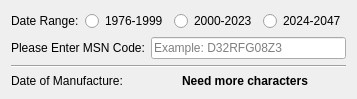
EXL/MSN-Parser, file widget.ui: the form before one commit.
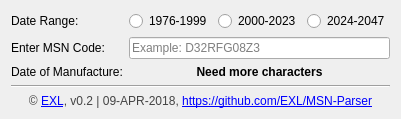
The form after the commit.

Patch:
```diff
--- a/widget.ui
+++ b/widget.ui
@@ -2,12 +2,15 @@
 <ui version="4.0">
  <class>Widget</class>
  <widget class="QWidget" name="Widget">
+  <property name="enabled">
+   <bool>true</bool>
+  </property>
   <property name="geometry">
    <rect>
     <x>0</x>
     <y>0</y>
-    <width>320</width>
-    <height>95</height>
+    <width>369</width>
+    <height>112</height>
    </rect>
   </property>
   <property name="windowTitle">
@@ -15,14 +18,16 @@
   </property>
   <layout class="QVBoxLayout" name="verticalLayout">
    <item>
-    <layout class="QHBoxLayout" name="horizontalLayout1">
-     <item>
+    <layout class="QFormLayout" name="formLayout">
+     <item row="0" column="0">
       <widget class="QLabel" name="label">
        <property name="text">
         <string>Date Range:</string>
        </property>
       </widget>
      </item>
+     <item row="0" column="1">
+      <layout class="QHBoxLayout" name="horizontalLayout">
      <item>
       <widget class="QRadioButton" name="radioButton1">
        <property name="text">
@@ -46,16 +51,14 @@
      </item>
     </layout>
    </item>
-   <item>
-    <layout class="QHBoxLayout" name="horizontalLayout2">
-     <item>
+     <item row="1" column="0">
       <widget class="QLabel" name="label1">
        <property name="text">
-        <string>Please Enter MSN Code:</string>
+        <string>Enter MSN Code:</string>
        </property>
       </widget>
      </item>
-     <item>
+     <item row="1" column="1">
       <widget class="QLineEdit" name="lineEdit">
        <property name="inputMask">
         <string/>
@@ -66,38 +69,53 @@
        <property name="placeholderText">
         <string>Example: D32RFG08Z3</string>
        </property>
-       <property name="clearButtonEnabled">
-        <bool>true</bool>
-       </property>
       </widget>
      </item>
-    </layout>
-   </item>
-   <item>
-    <widget class="Line" name="line">
-     <property name="orientation">
-      <enum>Qt::Horizontal</enum>
-     </property>
-    </widget>
-   </item>
-   <item>
-    <layout class="QHBoxLayout" name="horizontalLayout3">
-     <item>
+     <item row="2" column="0">
       <widget class="QLabel" name="label2">
        <property name="text">
         <string>Date of Manufacture:</string>
        </property>
       </widget>
      </item>
-     <item>
+     <item row="2" column="1">
       <widget class="QLabel" name="labelDate">
        <property name="text">
         <string>&lt;html&gt;&lt;head/&gt;&lt;body&gt;&lt;p&gt;&lt;span style=&quot; font-weight:600;&quot;&gt;Need more characters&lt;/span&gt;&lt;/p&gt;&lt;/body&gt;&lt;/html&gt;</string>
        </property>
+       <property name="alignment">
+        <set>Qt::AlignCenter</set>
+       </property>
       </widget>
      </item>
     </layout>
    </item>
+   <item>
+    <widget class="Line" name="line_2">
+     <property name="orientation">
+      <enum>Qt::Horizontal</enum>
+     </property>
+    </widget>
+   </item>
+   <item>
+    <widget class="QLabel" name="labelAbout">
+     <property name="enabled">
+      <bool>true</bool>
+     </property>
+     <property name="text">
+      <string>&lt;html&gt;&lt;head/&gt;&lt;body&gt;&lt;p&gt;&lt;span style=&quot; color:#444444;&quot;&gt;© &lt;/span&gt;&lt;a href=&quot;http://exlmoto.ru&quot;&gt;&lt;span style=&quot; text-decoration: underline; color:#0000ff;&quot;&gt;EXL&lt;/span&gt;&lt;/a&gt;&lt;span style=&quot; color:#444444;&quot;&gt;, v0.2 | 09-APR-2018, &lt;/span&gt;&lt;a href=&quot;https://github.com/EXL/MSN-Parser&quot;&gt;&lt;span style=&quot; text-decoration: underline; color:#0000ff;&quot;&gt;https://github.com/EXL/MSN-Parser&lt;/span&gt;&lt;/a&gt;&lt;/p&gt;&lt;/body&gt;&lt;/html&gt;</string>
+     </property>
+     <property name="textFormat">
+      <enum>Qt::RichText</enum>
+     </property>
+     <property name="alignment">
+      <set>Qt::AlignCenter</set>
+     </property>
+     <property name="openExternalLinks">
+      <bool>true</bool>
+     </property>
+    </widget>
+   </item>
   </layout>
  </widget>
  <layoutdefault spacing="6" margin="11"/>
```
Left out of the diff: 2 changed lines with no effect on the pictures. Lines whose indentation alone changed are shown as unchanged.
